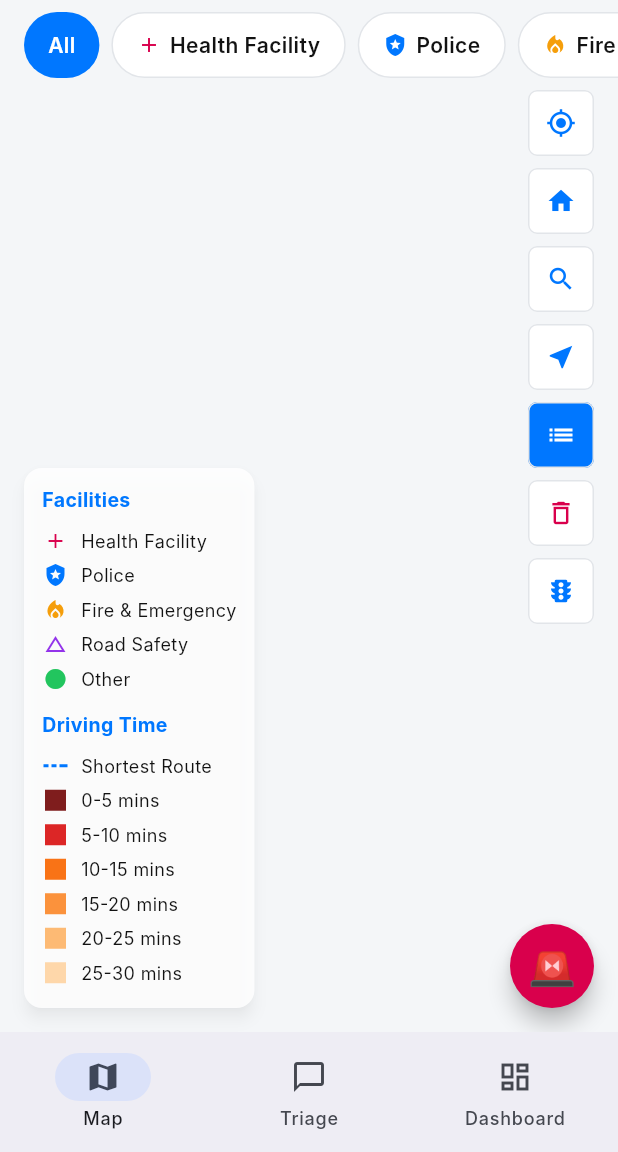
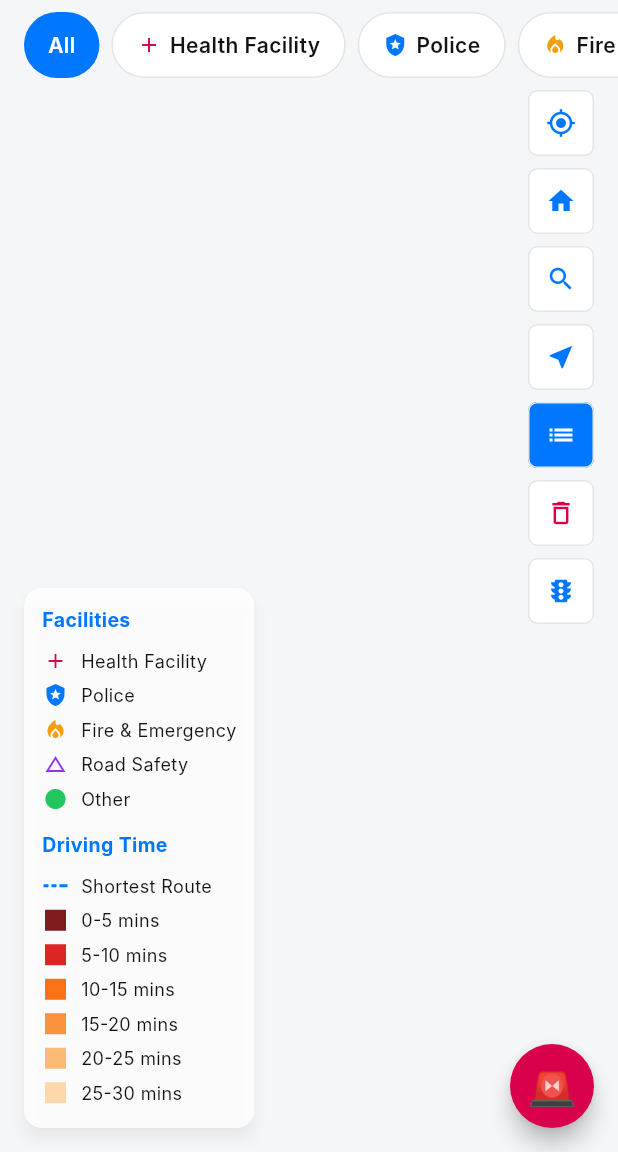
Before and after one commit to ayubasalami/911-Rescue, a Flutter app: the screen it shows after launch, on a phone screen of 412 x 824 dp, the part 84-1236 px from its top. Run offline on Flutter 3.47's test engine with Material 3 defaults, Android fonts, the phone set to English and light mode, and no system bars; our stand-ins replace flutter_riverpod, geolocator, go_router; missing offline and left inert: mapbox_maps_flutter; Roboto replaces fonts that are missing (Inter).

Commit message:
Remove bottom nav bar and its stub screens
Home/Map is now the whole app: flat top-level routing instead of the
StatefulShellRoute.indexedStack, no bottom NavigationBar. Deleted
MainShellScreen and the dead Dashboard/Triage-screen stubs (both just
"coming soon" placeholders, unreferenced by anything else — the real
Triage UI lives in triage_chat/widgets and is untouched). Not needed
right now per direction; can come back as a top-left "more" menu later
if picked up again.

```diff
--- a/lib/src/routing/app_router.dart
+++ b/lib/src/routing/app_router.dart
@@ -2,47 +2,26 @@ import 'package:flutter_riverpod/flutter_riverpod.dart';
 import 'package:go_router/go_router.dart';
 
 import '../ui/auth/screens/auth_screen.dart';
-import '../ui/dashboard/screens/dashboard_screen.dart';
 import '../ui/facility_detail/screens/facility_detail_screen.dart';
 import '../ui/get_help/screens/get_help_screen.dart';
 import '../ui/home_map/screens/home_map_screen.dart';
 import '../ui/live_tracking/screens/live_tracking_screen.dart';
-import '../ui/triage_chat/screens/triage_chat_screen.dart';
-import 'main_shell_screen.dart';
 
 abstract final class AppRoute {
   static const home = '/';
   static const getHelp = '/get-help';
   static const liveTracking = '/live-tracking';
   static const facilityDetail = '/facility';
-  static const triageChat = '/triage';
   static const auth = '/sign-in';
-  static const dashboard = '/dashboard';
 }
 
 final appRouterProvider = Provider<GoRouter>((ref) {
   return GoRouter(
     initialLocation: AppRoute.home,
     routes: [
-      StatefulShellRoute.indexedStack(
-        builder: (context, state, navigationShell) => MainShellScreen(navigationShell: navigationShell),
-        branches: [
-          StatefulShellBranch(
-            routes: [
-              GoRoute(path: AppRoute.home, builder: (context, state) => const HomeMapScreen()),
-            ],
-          ),
-          StatefulShellBranch(
-            routes: [
-              GoRoute(path: AppRoute.triageChat, builder: (context, state) => const TriageChatScreen()),
-            ],
-          ),
-          StatefulShellBranch(
-            routes: [
-              GoRoute(path: AppRoute.dashboard, builder: (context, state) => const DashboardScreen()),
-            ],
-          ),
-        ],
+      GoRoute(
+        path: AppRoute.home,
+        builder: (context, state) => const HomeMapScreen(),
       ),
       GoRoute(
         path: AppRoute.getHelp,
--- a/lib/src/routing/main_shell_screen.dart
+++ /dev/null
@@ -1,29 +0,0 @@
-import 'package:flutter/material.dart';
-import 'package:go_router/go_router.dart';
-
-class MainShellScreen extends StatelessWidget {
-  const MainShellScreen({super.key, required this.navigationShell});
-
-  final StatefulNavigationShell navigationShell;
-
-  @override
-  Widget build(BuildContext context) {
-    return Scaffold(
-      body: navigationShell,
-      bottomNavigationBar: NavigationBar(
-        selectedIndex: navigationShell.currentIndex,
-        onDestinationSelected: (index) =>
-            navigationShell.goBranch(index, initialLocation: index == navigationShell.currentIndex),
-        destinations: const [
-          NavigationDestination(
-            icon: Icon(Icons.map_outlined),
-            selectedIcon: Icon(Icons.map),
-            label: 'Map',
-          ),
-          NavigationDestination(icon: Icon(Icons.chat_bubble_outline), label: 'Triage'),
-          NavigationDestination(icon: Icon(Icons.dashboard_outlined), label: 'Dashboard'),
-        ],
-      ),
-    );
-  }
-}
--- a/lib/src/ui/dashboard/screens/dashboard_screen.dart
+++ /dev/null
@@ -1,13 +0,0 @@
-import 'package:flutter/material.dart';
-
-class DashboardScreen extends StatelessWidget {
-  const DashboardScreen({super.key});
-
-  @override
-  Widget build(BuildContext context) {
-    return Scaffold(
-      appBar: AppBar(title: const Text('Dashboard')),
-      body: const Center(child: Text('Dashboard — coming soon')),
-    );
-  }
-}
--- a/lib/src/ui/triage_chat/screens/triage_chat_screen.dart
+++ /dev/null
@@ -1,13 +0,0 @@
-import 'package:flutter/material.dart';
-
-class TriageChatScreen extends StatelessWidget {
-  const TriageChatScreen({super.key});
-
-  @override
-  Widget build(BuildContext context) {
-    return Scaffold(
-      appBar: AppBar(title: const Text('Triage')),
-      body: const Center(child: Text('Triage Chat — coming soon')),
-    );
-  }
-}
```
Also changed, not shown: lib/src/ui/dashboard/view_model/dashboard_view_model.dart (deleted, +0 -9 lines), lib/src/ui/triage_chat/view_model/triage_chat_view_model.dart (deleted, +0 -9 lines), 1 other file.
